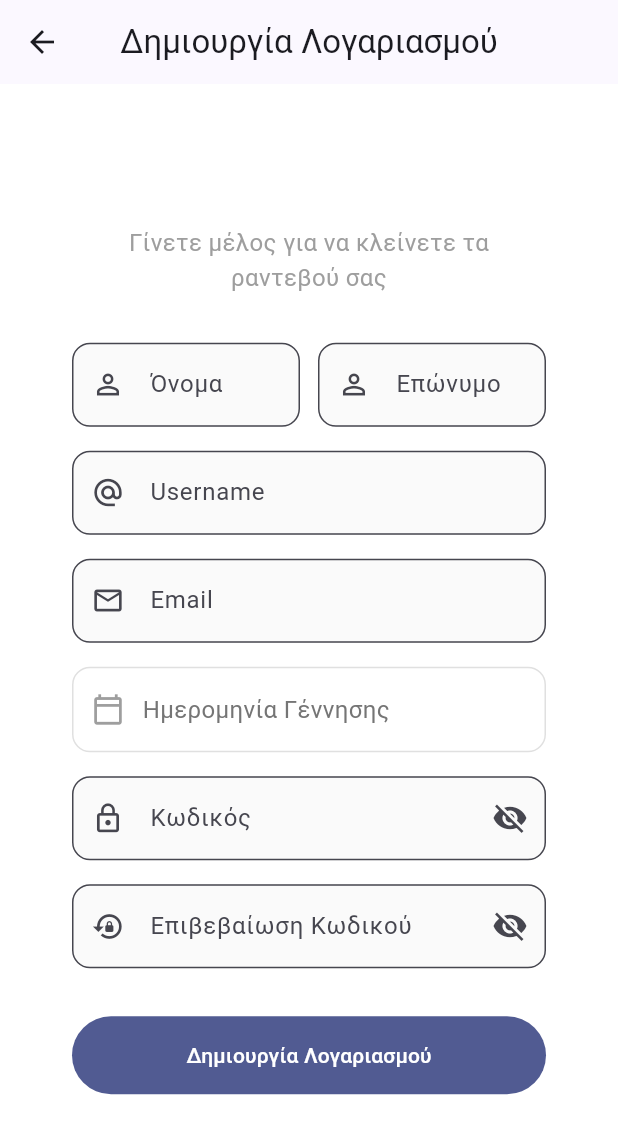
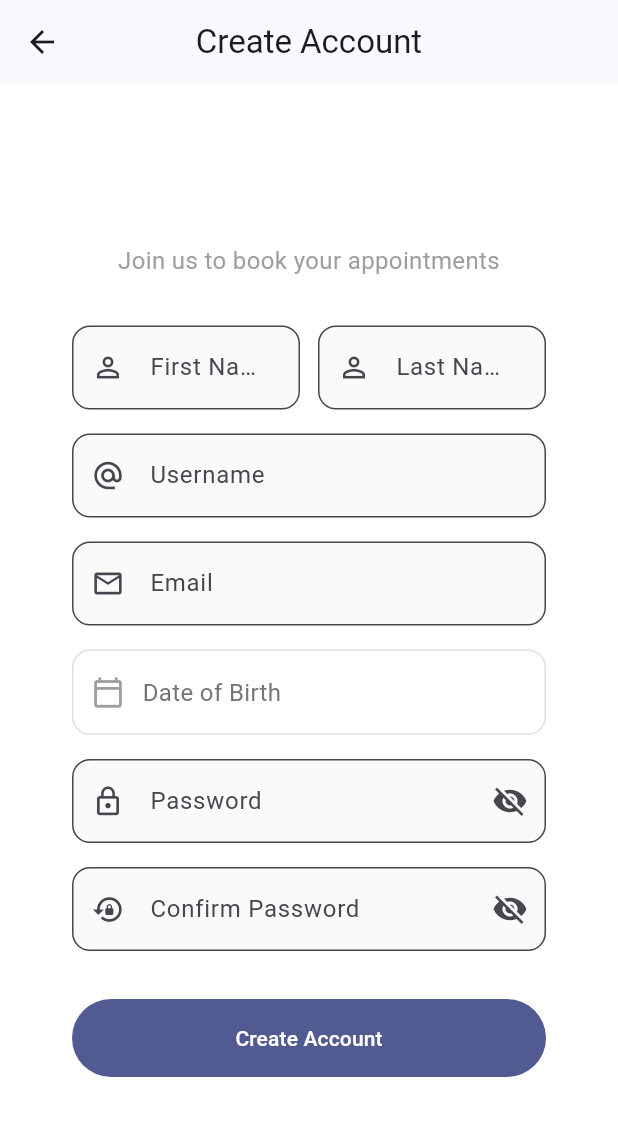
Before and after one commit to Damianzoub/Appointly, a Flutter app: the SignupPage screen opened directly, on a phone screen of 412 x 824 dp. Shown: the top 1134 px of the screen. Run offline on Flutter 3.47's test engine with Material 3 defaults, Android fonts, the light colour scheme and no system bars; our stand-ins replace cloud_firestore, firebase_auth, firebase_core, shared_preferences; accounts and stored records are empty.

Commit message:
Αλλαγη της γλωσσας στις welcome, login και signup σελιδες

```diff
--- a/appointly/lib/l10n/app_de.arb
+++ b/appointly/lib/l10n/app_de.arb
@@ -139,5 +139,7 @@
   "historySummaryHours": "Stunden",
 
   "historyFallbackService": "Service",
-  "historyFallbackProvider": "Anbieter"
+  "historyFallbackProvider": "Anbieter",
+
+  "pastAppointment": "Abgeschlossen / Vergangen"
   }
--- a/appointly/lib/l10n/app_el.arb
+++ b/appointly/lib/l10n/app_el.arb
@@ -139,5 +139,7 @@
   "historySummaryHours": "Ώρες",
 
   "historyFallbackService": "Υπηρεσία",
-  "historyFallbackProvider": "Πάροχος"
+  "historyFallbackProvider": "Πάροχος",
+
+  "pastAppointment": "Ολοκληρωμένο / Περασμένο"
 }
--- a/appointly/lib/l10n/app_en.arb
+++ b/appointly/lib/l10n/app_en.arb
@@ -136,6 +136,8 @@
   "historySummaryHours": "Hours",
 
   "historyFallbackService": "Service",
-  "historyFallbackProvider": "Provider"
+  "historyFallbackProvider": "Provider",
+
+  "pastAppointment": "Completed / Past"
 
 }
--- a/appointly/lib/l10n/app_es.arb
+++ b/appointly/lib/l10n/app_es.arb
@@ -139,5 +139,7 @@
   "historySummaryHours": "Horas",
 
   "historyFallbackService": "Servicio",
-  "historyFallbackProvider": "Proveedor"
+  "historyFallbackProvider": "Proveedor",
+
+  "pastAppointment": "Completado / Pasado"
 }
--- a/appointly/lib/l10n/app_fr.arb
+++ b/appointly/lib/l10n/app_fr.arb
@@ -139,5 +139,7 @@
   "historySummaryHours": "Heures",
 
   "historyFallbackService": "Service",
-  "historyFallbackProvider": "Prestataire"
+  "historyFallbackProvider": "Prestataire",
+
+  "pastAppointment": "Terminé / Passé"
   }
--- a/appointly/lib/l10n/app_localizations.dart
+++ b/appointly/lib/l10n/app_localizations.dart
@@ -652,6 +652,12 @@ abstract class AppLocalizations {
   /// In en, this message translates to:
   /// **'Provider'**
   String get historyFallbackProvider;
+
+  /// No description provided for @pastAppointment.
+  ///
+  /// In en, this message translates to:
+  /// **'Completed / Past'**
+  String get pastAppointment;
 }
 
 class _AppLocalizationsDelegate extends LocalizationsDelegate<AppLocalizations> {
--- a/appointly/lib/l10n/app_localizations_de.dart
+++ b/appointly/lib/l10n/app_localizations_de.dart
@@ -295,4 +295,7 @@ class AppLocalizationsDe extends AppLocalizations {
 
   @override
   String get historyFallbackProvider => 'Anbieter';
+
+  @override
+  String get pastAppointment => 'Abgeschlossen / Vergangen';
 }
--- a/appointly/lib/l10n/app_localizations_el.dart
+++ b/appointly/lib/l10n/app_localizations_el.dart
@@ -295,4 +295,7 @@ class AppLocalizationsEl extends AppLocalizations {
 
   @override
   String get historyFallbackProvider => 'Πάροχος';
+
+  @override
+  String get pastAppointment => 'Ολοκληρωμένο / Περασμένο';
 }
--- a/appointly/lib/l10n/app_localizations_en.dart
+++ b/appointly/lib/l10n/app_localizations_en.dart
@@ -295,4 +295,7 @@ class AppLocalizationsEn extends AppLocalizations {
 
   @override
   String get historyFallbackProvider => 'Provider';
+
+  @override
+  String get pastAppointment => 'Completed / Past';
 }
--- a/appointly/lib/l10n/app_localizations_es.dart
+++ b/appointly/lib/l10n/app_localizations_es.dart
@@ -295,4 +295,7 @@ class AppLocalizationsEs extends AppLocalizations {
 
   @override
   String get historyFallbackProvider => 'Proveedor';
+
+  @override
+  String get pastAppointment => 'Completado / Pasado';
 }
--- a/appointly/lib/l10n/app_localizations_fr.dart
+++ b/appointly/lib/l10n/app_localizations_fr.dart
@@ -295,4 +295,7 @@ class AppLocalizationsFr extends AppLocalizations {
 
   @override
   String get historyFallbackProvider => 'Prestataire';
+
+  @override
+  String get pastAppointment => 'Terminé / Passé';
 }
--- a/appointly/lib/pages/login_page.dart
+++ b/appointly/lib/pages/login_page.dart
@@ -2,7 +2,7 @@ import 'package:appointly/app.dart';
 import 'package:appointly/pages/forgot_password_page.dart';
 import 'package:appointly/pages/signup_page.dart';
 import 'package:flutter/material.dart';
-import 'package:firebase_auth/firebase_auth.dart'; // Απαραίτητο για το FirebaseAuthException
+import 'package:firebase_auth/firebase_auth.dart'; // Necessary for FirebaseAuthException
 
 class LoginPage extends StatefulWidget {
   static const route = "/login";
@@ -38,42 +38,41 @@ class _LoginPageState extends State<LoginPage> {
       );
 
       if (mounted) {
-        // Αν η σελίδα login ανοίχτηκε με push, την κλείνουμε.
-        // Ο AuthWrapper θα αναλάβει να δείξει το HomeShell.
+        // If login page was opened with push, we close it.
+        // AuthWrapper will handle showing the HomeShell.
         if (Navigator.canPop(context)) {
           Navigator.pop(context);
         }
 
         ScaffoldMessenger.of(context).showSnackBar(
           const SnackBar(
-            content: Text("Επιτυχής σύνδεση!"),
+            content: Text("Login successful!"),
             behavior: SnackBarBehavior.floating,
             backgroundColor: Colors.green,
           ),
         );
       }
     } on FirebaseAuthException catch (e) {
-      // Μετατροπή των κωδικών σφάλματος της Firebase σε φιλικά μηνύματα
+      // Convert Firebase error codes to friendly messages
       String friendlyMessage;
 
       switch (e.code) {
         case 'invalid-credential':
         case 'user-not-found':
         case 'wrong-password':
-          friendlyMessage = "Το email ή ο κωδικός πρόσβασης είναι λανθασμένα.";
+          friendlyMessage = "Incorrect email or password.";
           break;
         case 'invalid-email':
-          friendlyMessage = "Η διεύθυνση email δεν είναι έγκυρη.";
+          friendlyMessage = "The email address is not valid.";
           break;
         case 'user-disabled':
-          friendlyMessage = "Αυτός ο λογαριασμός έχει απενεργοποιηθεί.";
+          friendlyMessage = "This account has been disabled.";
           break;
         case 'too-many-requests':
-          friendlyMessage =
-              "Πολλές λανθασμένες προσπάθειες. Δοκιμάστε ξανά αργότερα.";
+          friendlyMessage = "Too many failed attempts. Please try again later.";
           break;
         default:
-          friendlyMessage = "Παρουσιάστηκε σφάλμα σύνδεσης. Δοκιμάστε ξανά.";
+          friendlyMessage = "A connection error occurred. Please try again.";
       }
 
       if (mounted) {
@@ -92,7 +91,7 @@ class _LoginPageState extends State<LoginPage> {
       if (mounted) {
         ScaffoldMessenger.of(context).showSnackBar(
           const SnackBar(
-            content: Text("Κάτι πήγε στραβά. Παρακαλώ δοκιμάστε ξανά."),
+            content: Text("Something went wrong. Please try again."),
             backgroundColor: Colors.orange,
             behavior: SnackBarBehavior.floating,
           ),
@@ -106,7 +105,7 @@ class _LoginPageState extends State<LoginPage> {
   @override
   Widget build(BuildContext context) {
     return AppScaffold(
-      title: "Σύνδεση",
+      title: "Login",
       child: Center(
         child: SingleChildScrollView(
           child: Form(
@@ -126,14 +125,15 @@ class _LoginPageState extends State<LoginPage> {
                     labelText: "Email",
                     prefixIcon: Icon(Icons.email_outlined),
                   ),
-                  validator: (v) => (v ?? "").isEmpty ? "Εισάγετε email" : null,
+                  validator: (v) =>
+                      (v ?? "").isEmpty ? "Please enter email" : null,
                 ),
                 const SizedBox(height: 16),
                 TextFormField(
                   controller: _passwordCtrl,
                   obscureText: _obscure,
                   decoration: InputDecoration(
-                    labelText: "Κωδικός πρόσβασης",
+                    labelText: "Password",
                     prefixIcon: const Icon(Icons.lock_outline),
                     suffixIcon: IconButton(
                       onPressed: () => setState(() => _obscure = !_obscure),
@@ -143,7 +143,7 @@ class _LoginPageState extends State<LoginPage> {
                     ),
                   ),
                   validator: (v) =>
-                      (v ?? "").isEmpty ? "Εισάγετε κωδικό" : null,
+                      (v ?? "").isEmpty ? "Please enter password" : null,
                 ),
                 Align(
                   alignment: Alignment.centerRight,
@@ -154,7 +154,7 @@ class _LoginPageState extends State<LoginPage> {
                         builder: (context) => const ForgotPasswordPage(),
                       ),
                     ),
-                    child: const Text("Ξεχάσατε τον κωδικό σας;"),
+                    child: const Text("Forgot your password?"),
                   ),
                 ),
                 const SizedBox(height: 24),
@@ -171,14 +171,14 @@ class _LoginPageState extends State<LoginPage> {
                               strokeWidth: 2,
                             ),
                           )
-                        : const Text("Είσοδος"),
+                        : const Text("Login"),
                   ),
                 ),
                 const SizedBox(height: 16),
                 Row(
                   mainAxisAlignment: MainAxisAlignment.center,
                   children: [
-                    const Text("Δεν έχετε λογαριασμό;"),
+                    const Text("Don't have an account?"),
                     TextButton(
                       onPressed: () => Navigator.pushReplacement(
                         context,
@@ -186,7 +186,7 @@ class _LoginPageState extends State<LoginPage> {
                           builder: (context) => const SignupPage(),
                         ),
                       ),
-                      child: const Text("Εγγραφή"),
+                      child: const Text("Sign Up"),
                     ),
                   ],
                 ),
--- a/appointly/lib/pages/signup_page.dart
+++ b/appointly/lib/pages/signup_page.dart
@@ -50,13 +50,13 @@ class _SignupPageState extends State<SignupPage> {
   }
 
   Future<void> _submit() async {
-    // Έλεγχος εγκυρότητας φόρμας
+    // Form validation check
     if (!_formKey.currentState!.validate()) return;
 
     if (_dob == null) {
       ScaffoldMessenger.of(context).showSnackBar(
         const SnackBar(
-          content: Text("Παρακαλώ επιλέξτε ημερομηνία γέννησης"),
+          content: Text("Please select a date of birth"),
           backgroundColor: Colors.orange,
         ),
       );
@@ -66,7 +66,7 @@ class _SignupPageState extends State<SignupPage> {
     setState(() => _isLoading = true);
 
     try {
-      // Κλήση της signup από τον AuthController (app.dart)
+      // Call signup from AuthController (app.dart)
       await auth.signup(
         name: _nameCtrl.text.trim(),
         surname: _surnameCtrl.text.trim(),
@@ -77,25 +77,25 @@ class _SignupPageState extends State<SignupPage> {
       );
 
       if (mounted) {
-        // Εμφάνιση μηνύματος επιτυχίας
+        // Show success message
         ScaffoldMessenger.of(context).showSnackBar(
           const SnackBar(
-            content: Text("Ο λογαριασμός δημιουργήθηκε με επιτυχία!"),
+            content: Text("Account created successfully!"),
             backgroundColor: Colors.green,
             behavior: SnackBarBehavior.floating,
           ),
         );
 
-        // ΑΜΕΣΗ ΑΝΑΚΑΤΕΥΘΥΝΣΗ:
-        // Καθαρίζουμε το ιστορικό και πηγαίνουμε στην αρχική.
-        // Ο AuthWrapper θα δει ότι ο χρήστης είναι πλέον συνδεδεμένος.
+        // IMMEDIATE REDIRECT:
+        // Clear history and go to home.
+        // AuthWrapper will see that the user is now logged in.
         Navigator.of(context).pushNamedAndRemoveUntil('/', (route) => false);
       }
     } on FirebaseAuthException catch (e) {
       if (mounted) {
         ScaffoldMessenger.of(context).showSnackBar(
           SnackBar(
-            content: Text(e.message ?? "Σφάλμα εγγραφής"),
+            content: Text(e.message ?? "Registration error"),
             backgroundColor: Colors.red,
           ),
         );
@@ -104,7 +104,7 @@ class _SignupPageState extends State<SignupPage> {
       if (mounted) {
         ScaffoldMessenger.of(context).showSnackBar(
           SnackBar(
-            content: Text("Παρουσιάστηκε σφάλμα: ${e.toString()}"),
+            content: Text("An error occurred: ${e.toString()}"),
             backgroundColor: Colors.red,
           ),
         );
@@ -121,7 +121,7 @@ class _SignupPageState extends State<SignupPage> {
   @override
   Widget build(BuildContext context) {
     return AppScaffold(
-      title: "Δημιουργία Λογαριασμού",
+      title: "Create Account",
       child: Center(
         child: SingleChildScrollView(
           padding: const EdgeInsets.all(24.0),
@@ -131,7 +131,7 @@ class _SignupPageState extends State<SignupPage> {
               crossAxisAlignment: CrossAxisAlignment.stretch,
               children: [
                 const Text(
-                  "Γίνετε μέλος για να κλείνετε τα ραντεβού σας",
+                  "Join us to book your appointments",
                   textAlign: TextAlign.center,
                   style: TextStyle(fontSize: 16, color: Colors.grey),
                 ),
@@ -142,9 +142,11 @@ class _SignupPageState extends State<SignupPage> {
                     Expanded(
                       child: TextFormField(
                         controller: _nameCtrl,
-                        decoration: _inputStyle("Όνομα", Icons.person_outline),
-                        validator: (v) =>
-                            (v ?? '').isEmpty ? "Υποχρεωτικό" : null,
+                        decoration: _inputStyle(
+                          "First Name",
+                          Icons.person_outline,
+                        ),
+                        validator: (v) => (v ?? '').isEmpty ? "Required" : null,
                       ),
                     ),
                     const SizedBox(width: 12),
@@ -152,11 +154,10 @@ class _SignupPageState extends State<SignupPage> {
                       child: TextFormField(
                         controller: _surnameCtrl,
                         decoration: _inputStyle(
-                          "Επώνυμο",
+                          "Last Name",
                           Icons.person_outline,
                         ),
-                        validator: (v) =>
-                            (v ?? '').isEmpty ? "Υποχρεωτικό" : null,
+                        validator: (v) => (v ?? '').isEmpty ? "Required" : null,
                       ),
                     ),
                   ],
@@ -166,7 +167,7 @@ class _SignupPageState extends State<SignupPage> {
                 TextFormField(
                   controller: _usernameCtrl,
                   decoration: _inputStyle("Username", Icons.alternate_email),
-                  validator: (v) => (v ?? '').isEmpty ? "Υποχρεωτικό" : null,
+                  validator: (v) => (v ?? '').isEmpty ? "Required" : null,
                 ),
                 const SizedBox(height: 16),
 
@@ -175,7 +176,7 @@ class _SignupPageState extends State<SignupPage> {
                   keyboardType: TextInputType.emailAddress,
                   decoration: _inputStyle("Email", Icons.email_outlined),
                   validator: (v) =>
-                      !(v ?? '').contains('@') ? "Μη έγκυρο email" : null,
+                      !(v ?? '').contains('@') ? "Invalid email" : null,
                 ),
                 const SizedBox(height: 16),
 
@@ -201,7 +202,7 @@ class _SignupPageState extends State<SignupPage> {
                         const SizedBox(width: 12),
                         Text(
                           _dob == null
-                              ? "Ημερομηνία Γέννησης"
+                              ? "Date of Birth"
                               : DateFormat('dd/MM/yyyy').format(_dob!),
                           style: TextStyle(
                             fontSize: 16,
@@ -219,7 +220,7 @@ class _SignupPageState extends State<SignupPage> {
                 TextFormField(
                   controller: _passwordCtrl,
                   obscureText: _obscure,
-                  decoration: _inputStyle("Κωδικός", Icons.lock_outline)
+                  decoration: _inputStyle("Password", Icons.lock_outline)
                       .copyWith(
                         suffixIcon: IconButton(
                           onPressed: () => setState(() => _obscure = !_obscure),
@@ -229,18 +230,15 @@ class _SignupPageState extends State<SignupPage> {
                         ),
                       ),
                   validator: (v) =>
-                      (v ?? '').length < 6 ? "Τουλάχιστον 6 χαρακτήρες" : null,
+                      (v ?? '').length < 6 ? "At least 6 characters" : null,
                 ),
                 const SizedBox(height: 16),
 
                 TextFormField(
                   controller: _confirmPasswordCtrl,
                   obscureText: _confirmObscure,
-                  decoration:
-                      _inputStyle(
-                        "Επιβεβαίωση Κωδικού",
-                        Icons.lock_reset,
-                      ).copyWith(
+                  decoration: _inputStyle("Confirm Password", Icons.lock_reset)
+                      .copyWith(
                         suffixIcon: IconButton(
                           onPressed: () => setState(
                             () => _confirmObscure = !_confirmObscure,
@@ -252,9 +250,8 @@ class _SignupPageState extends State<SignupPage> {
                           ),
                         ),
                       ),
-                  validator: (v) => v != _passwordCtrl.text
-                      ? "Οι κωδικοί δεν ταιριάζουν"
-                      : null,
+                  validator: (v) =>
+                      v != _passwordCtrl.text ? "Passwords do not match" : null,
                 ),
                 const SizedBox(height: 32),
 
@@ -271,7 +268,7 @@ class _SignupPageState extends State<SignupPage> {
                               strokeWidth: 2,
                             ),
                           )
-                        : const Text("Δημιουργία Λογαριασμού"),
+                        : const Text("Create Account"),
                   ),
                 ),
               ],
--- a/appointly/lib/pages/welcome_page.dart
+++ b/appointly/lib/pages/welcome_page.dart
@@ -24,13 +24,13 @@ class WelcomePage extends StatelessWidget {
                   ),
                   const SizedBox(height: 40),
                   const Text(
-                    "Καλώς ήρθατε στο Appointly",
+                    "Welcome to Appointly",
                     textAlign: TextAlign.center,
                     style: TextStyle(fontSize: 28, fontWeight: FontWeight.bold),
                   ),
                   const SizedBox(height: 16),
                   const Text(
-                    "Ο ευκολότερος τρόπος να κλείνετε τα ραντεβού σας.",
+                    "The easiest way to book your appointments.",
                     textAlign: TextAlign.center,
                     style: TextStyle(fontSize: 16, color: Colors.grey),
                   ),
@@ -39,7 +39,7 @@ class WelcomePage extends StatelessWidget {
                     width: double.infinity,
                     child: FilledButton(
                       onPressed: () {
-                        // Πλοήγηση στην ΚΑΝΟΝΙΚΗ σελίδα Login
+                        // Navigate to STANDARD Login page
                         Navigator.push(
                           context,
                           MaterialPageRoute(
@@ -47,7 +47,7 @@ class WelcomePage extends StatelessWidget {
                           ),
                         );
                       },
-                      child: const Text("Σύνδεση"),
+                      child: const Text("Login"),
                     ),
                   ),
                   const SizedBox(height: 12),
@@ -55,7 +55,7 @@ class WelcomePage extends StatelessWidget {
                     width: double.infinity,
                     child: OutlinedButton(
                       onPressed: () {
-                        // Πλοήγηση στην ΚΑΝΟΝΙΚΗ σελίδα Signup
+                        // Navigate to STANDARD Signup page
                         Navigator.push(
                           context,
                           MaterialPageRoute(
@@ -63,7 +63,7 @@ class WelcomePage extends StatelessWidget {
                           ),
                         );
                       },
-                      child: const Text("Δημιουργία Λογαριασμού"),
+                      child: const Text("Create Account"),
                     ),
                   ),
                 ],
```
Also changed, not shown: appointly/lib/pages/forgot_password_page.dart (+36 -33 lines), appointly/lib/pages/home_page.dart (+4 -3 lines).
